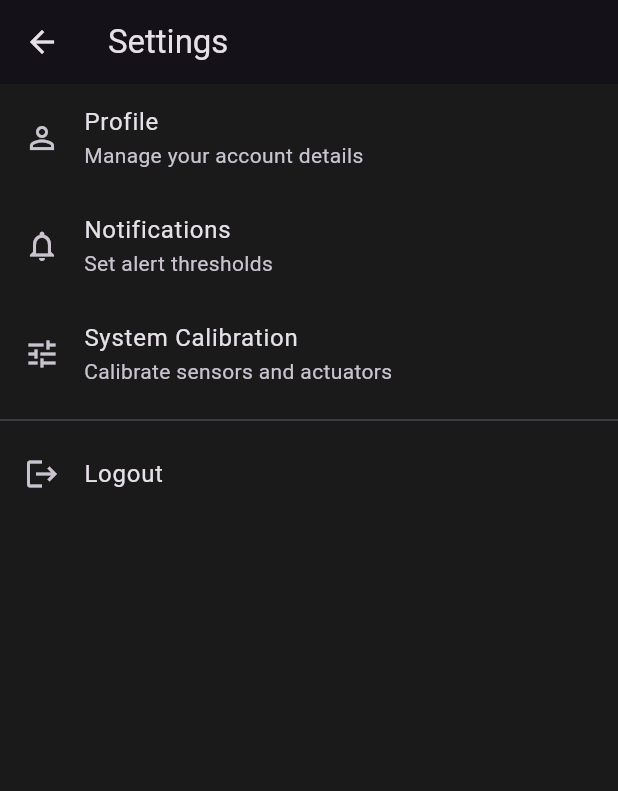
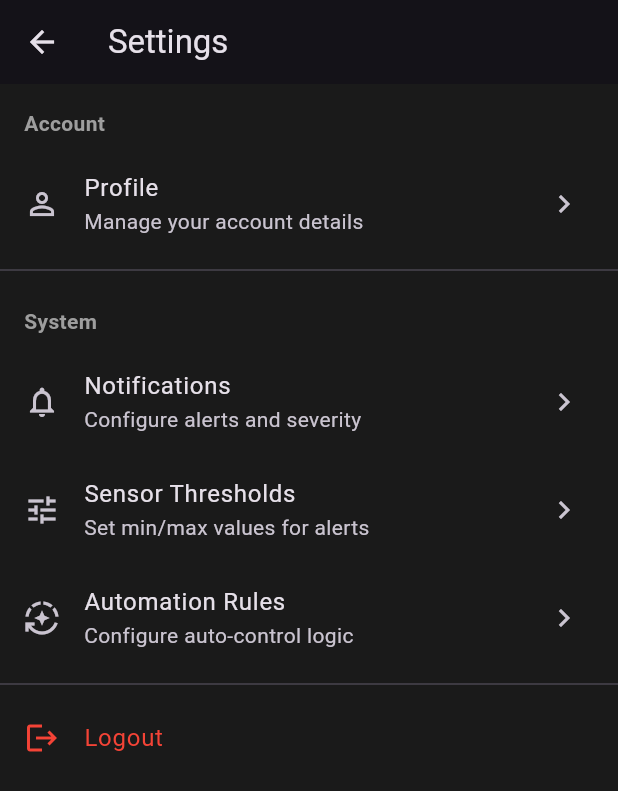
Before and after one commit to Yehia404/Smart-Hydroponic-App, a Flutter app: the SettingsScreen screen opened directly, on a phone screen of 412 x 824 dp. Shown: the top 791 px of the screen. Run offline on Flutter 3.47's test engine with Material 3 defaults, Android fonts, the phone set to English and light mode, and no system bars; our stand-ins replace cloud_firestore, firebase_core; accounts and stored records are empty.

Commit message:
adjust settings screen UI

```diff
--- a/lib/view/settings/settings_screen.dart
+++ b/lib/view/settings/settings_screen.dart
@@ -9,33 +9,59 @@ class SettingsScreen extends StatelessWidget {
       appBar: AppBar(title: const Text('Settings')),
       body: ListView(
         children: [
-          const ListTile(
-            leading: Icon(Icons.person_outline),
-            title: Text('Profile'),
-            subtitle: Text('Manage your account details'),
-            onTap: null,
-          ),
-          const ListTile(
-            leading: Icon(Icons.notifications_outlined),
-            title: Text('Notifications'),
-            subtitle: Text('Set alert thresholds'),
-            onTap: null,
-          ),
-          // NEW: System Calibration option
-          const ListTile(
-            leading: Icon(Icons.tune_outlined),
-            title: Text('System Calibration'),
-            subtitle: Text('Calibrate sensors and actuators'),
-            onTap: null,
+          _buildSectionHeader('Account'),
+          ListTile(
+            leading: const Icon(Icons.person_outline),
+            title: const Text('Profile'),
+            subtitle: const Text('Manage your account details'),
+            trailing: const Icon(Icons.chevron_right),
+            onTap: () {},
           ),
           const Divider(),
-          const ListTile(
-            leading: Icon(Icons.logout),
-            title: Text('Logout'),
-            onTap: null,
+          _buildSectionHeader('System'),
+          ListTile(
+            leading: const Icon(Icons.notifications_outlined),
+            title: const Text('Notifications'),
+            subtitle: const Text('Configure alerts and severity'),
+            trailing: const Icon(Icons.chevron_right),
+            onTap: () {},
+          ),
+          ListTile(
+            leading: const Icon(Icons.tune),
+            title: const Text('Sensor Thresholds'),
+            subtitle: const Text('Set min/max values for alerts'),
+            trailing: const Icon(Icons.chevron_right),
+            onTap: () {},
+          ),
+          ListTile(
+            leading: const Icon(Icons.auto_mode),
+            title: const Text('Automation Rules'),
+            subtitle: const Text('Configure auto-control logic'),
+            trailing: const Icon(Icons.chevron_right),
+            onTap: () {},
+          ),
+          const Divider(),
+          ListTile(
+            leading: const Icon(Icons.logout, color: Colors.red),
+            title: const Text('Logout', style: TextStyle(color: Colors.red)),
+            onTap: () {},
           ),
         ],
       ),
     );
   }
+
+  Widget _buildSectionHeader(String title) {
+    return Padding(
+      padding: const EdgeInsets.fromLTRB(16, 16, 16, 8),
+      child: Text(
+        title,
+        style: const TextStyle(
+          fontSize: 14,
+          fontWeight: FontWeight.bold,
+          color: Colors.grey,
+        ),
+      ),
+    );
+  }
 }
```
Also changed, not shown: lib/view/dashboard/dashboard_screen.dart (+8 -12 lines).
